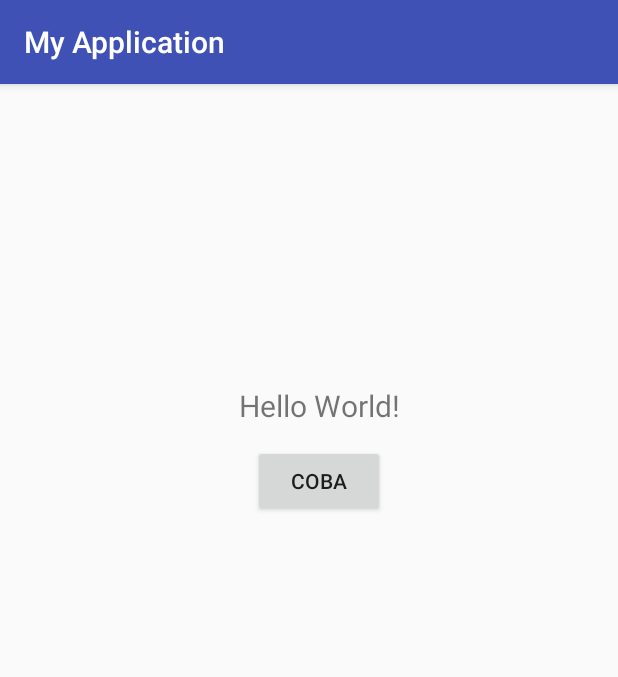
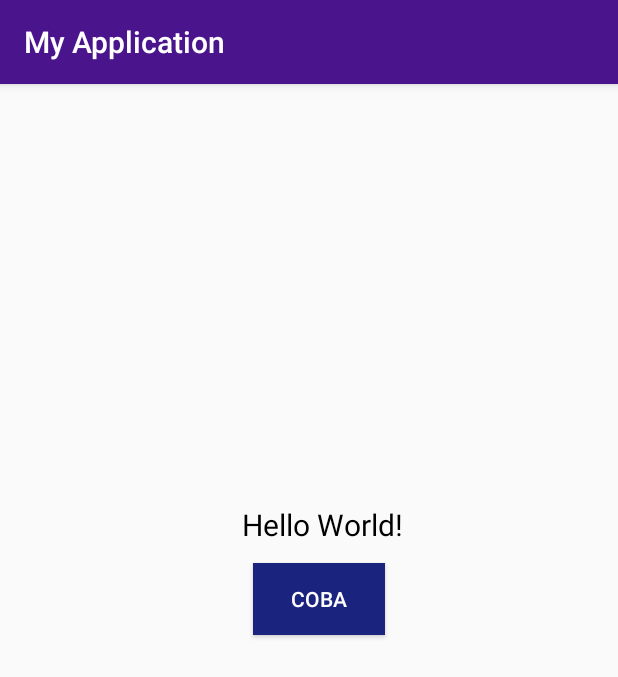
Before and after one commit to fariqodri/learn-android, an Android app: the screen it shows after launch (MainActivity), on a phone screen of 412 x 824 dp. Shown: the top 677 px of the screen. Run offline under Robolectric (Android 15) with nearby library versions, the phone set to English and light mode, and no system bars.

Commit message:
Change color of action and status bar

```diff
--- a/app/src/main/java/com/kuwait/myapplication/MainActivity.java
+++ b/app/src/main/java/com/kuwait/myapplication/MainActivity.java
@@ -1,5 +1,6 @@
 package com.kuwait.myapplication;
 
+import android.content.Intent;
 import android.support.v7.app.AppCompatActivity;
 import android.os.Bundle;
 import android.util.Log;
@@ -17,7 +18,8 @@ public class MainActivity extends AppCompatActivity {
         Log.d(msg, "onCreate() event");
     }
     protected void buttonOnClick(View view) {
-        Toast toast = Toast.makeText(this, "47RONIN", Toast.LENGTH_LONG);
+        Toast.makeText(this, "47RONIN", Toast.LENGTH_LONG);
         view = findViewById(R.id.button);
     }
+
 }
--- a/app/src/main/res/layout/activity_main.xml
+++ b/app/src/main/res/layout/activity_main.xml
@@ -8,30 +8,33 @@
 
     <TextView
         android:id="@+id/hello"
-        android:layout_width="300px"
-        android:layout_height="60px"
+        android:layout_width="wrap_content"
+        android:layout_height="wrap_content"
         android:text="Hello World!"
         android:textAlignment="center"
-        android:textSize="20dp"
+        android:textSize="20sp"
+        android:textColor="@color/textColor"
         app:layout_constraintBottom_toBottomOf="parent"
-        app:layout_constraintHorizontal_bias="0.532"
+        app:layout_constraintHorizontal_bias="0.53"
         app:layout_constraintLeft_toLeftOf="parent"
         app:layout_constraintRight_toRightOf="parent"
         app:layout_constraintTop_toTopOf="parent"
-        app:layout_constraintVertical_bias="0.276" />
+        app:layout_constraintVertical_bias="0.378" />
 
     <Button
-        app:layout_constraintTop_toBottomOf="@id/hello"
-        app:layout_constraintLeft_toLeftOf="@id/hello"
-        app:layout_constraintRight_toRightOf="@id/hello"
         android:id="@+id/button"
         android:layout_width="wrap_content"
         android:layout_height="wrap_content"
+        android:layout_marginTop="12dp"
         android:onClick="buttonOnClick"
         android:text="Coba"
         android:textAlignment="gravity"
-        tools:layout_editor_absoluteX="159dp"
-        tools:layout_editor_absoluteY="165dp" />
+        android:background="@color/buttonBgr"
+        android:textColor="@color/buttonText"
+        app:layout_constraintHorizontal_bias="0.38"
+        app:layout_constraintLeft_toLeftOf="@id/hello"
+        app:layout_constraintRight_toRightOf="@id/hello"
+        app:layout_constraintTop_toBottomOf="@id/hello" />
 
 
 </android.support.constraint.ConstraintLayout>
--- a/app/src/main/res/values/colors.xml
+++ b/app/src/main/res/values/colors.xml
@@ -1,6 +1,9 @@
 <?xml version="1.0" encoding="utf-8"?>
 <resources>
-    <color name="colorPrimary">#3F51B5</color>
-    <color name="colorPrimaryDark">#303F9F</color>
+    <color name="colorPrimary">#4A148C</color>
+    <color name="colorPrimaryDark">#4A148C</color>
     <color name="colorAccent">#FF4081</color>
+    <color name="textColor">#000000</color>
+    <color name="buttonText">#FFFFFF</color>
+    <color name="buttonBgr">#1A237E</color>
 </resources>
```
